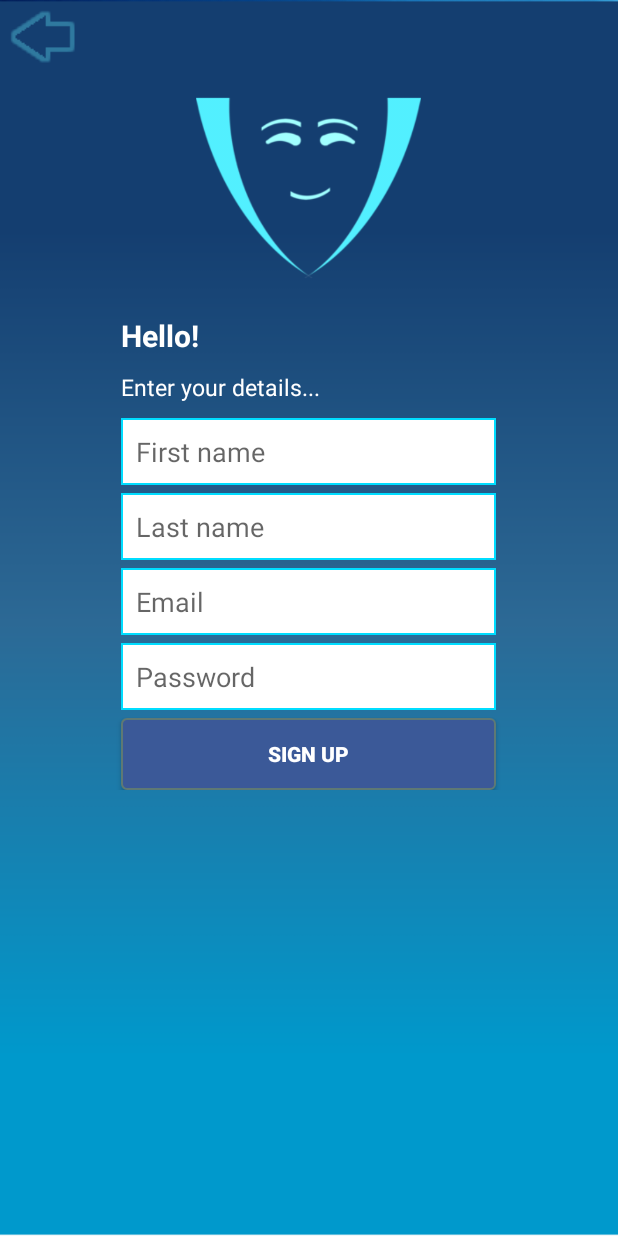
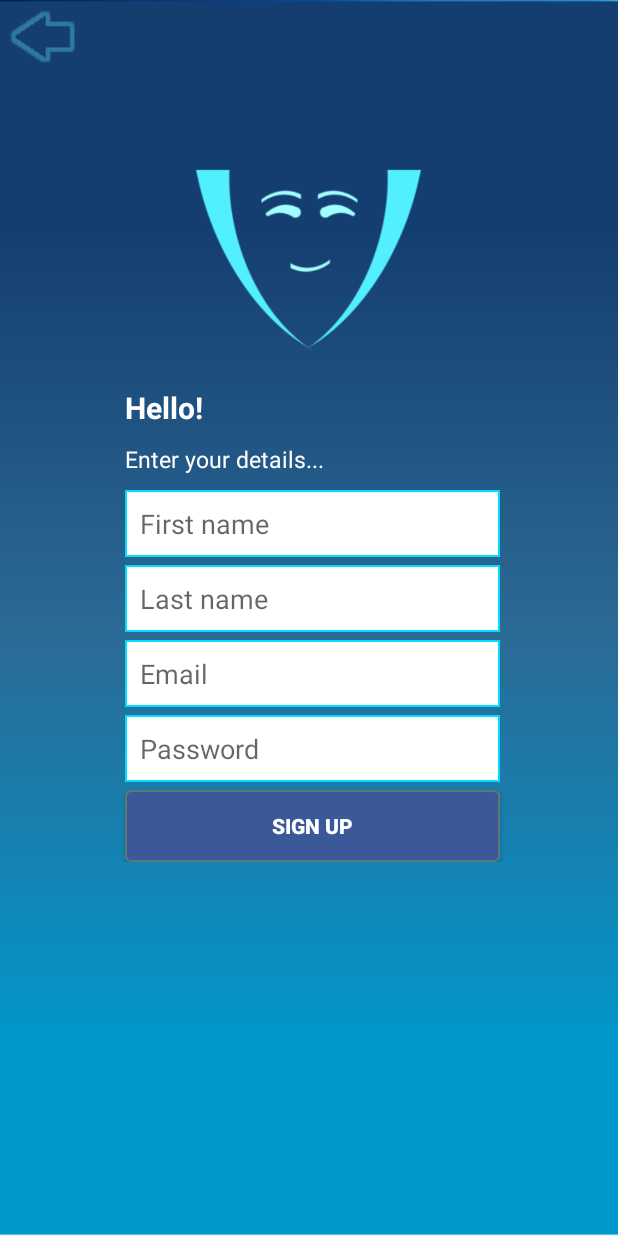
Before and after one commit to byteShaft/video-compressor, an Android app: the RegisterActivity screen opened directly, with no data from a screen before it, on a phone screen of 412 x 824 dp. Run offline under Robolectric (Android 15) with nearby library versions, the light colour scheme and no system bars.

Commit message:
fix register activity

```diff
--- a/app/src/main/res/layout/activity_register.xml
+++ b/app/src/main/res/layout/activity_register.xml
@@ -5,6 +5,15 @@
     android:layout_height="match_parent"
     android:background="@drawable/process_bkg"
     tools:context="byteshaft.com.videocompressor.RegisterActivity">
+
+    <ScrollView
+        android:layout_width="match_parent"
+        android:layout_height="wrap_content">
+
+        <LinearLayout
+            android:orientation="vertical"
+            android:layout_width="match_parent"
+            android:layout_height="wrap_content">
 
 
     <ImageButton
@@ -20,14 +29,14 @@
         android:layout_width="150dp"
         android:layout_height="150dp"
         android:src="@drawable/logo"
-        android:layout_alignParentTop="true"
-        android:layout_centerHorizontal="true"
+        android:layout_gravity="center"
         android:layout_marginTop="50dp" />
 
     <RelativeLayout
         android:layout_width="match_parent"
         android:layout_height="wrap_content"
         android:gravity="center"
+        android:layout_marginLeft="5dp"
         android:layout_marginTop="10dp"
         android:layout_below="@+id/logo_image">
 
@@ -106,4 +115,6 @@
             android:text="Sign up" />
 
     </RelativeLayout>
+        </LinearLayout>
+    </ScrollView>
 </RelativeLayout>
```
Also changed, not shown: app/src/main/res/layout/activity_welcom.xml (+25 -17 lines).
